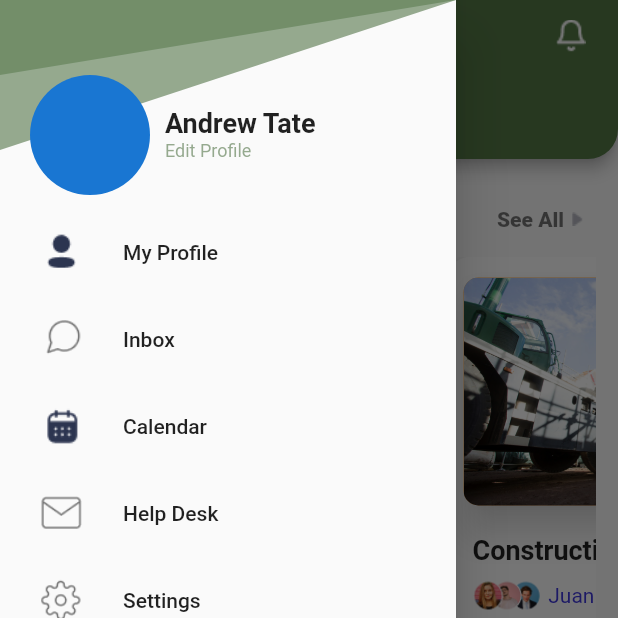
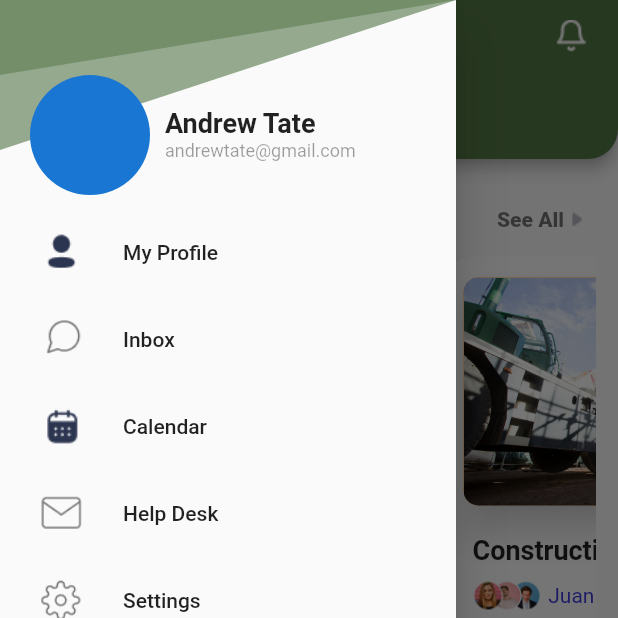
Before and after one commit to zhrssh/unicon-app, a Flutter app: the Dashboard screen opened directly, with the side drawer open, on a phone screen of 412 x 824 dp, the top half of it. Run offline on Flutter 3.47's test engine with Material 2 defaults, Android fonts, the light colour scheme and no system bars.

Commit message:
Minor fixes

```diff
--- a/unicon/lib/constants/navigation_drawer.dart
+++ b/unicon/lib/constants/navigation_drawer.dart
@@ -2,8 +2,8 @@ import 'package:flutter/material.dart';
 import 'navigation_routes.dart';
 import 'top_bottom_clippings.dart';
 
-class NavigationDrawer extends StatelessWidget {
-  const NavigationDrawer({super.key});
+class CustomNavigationDrawer extends StatelessWidget {
+  const CustomNavigationDrawer({super.key});
 
   @override
   Widget build(BuildContext context) => Drawer(
@@ -83,12 +83,11 @@ class NavigationDrawer extends StatelessWidget {
                             height: 15,
                             width: 150,
                             child: Text(
-                              "Edit Profile",
-                              style: TextStyle(
-                                  fontSize: 12,
-                                  color: Color.fromARGB(150, 78, 112, 67)
-                                  // fontWeight: FontWeight.bold,
-                                  ),
+                              "andrewtate@gmail.com",
+                              style:
+                                  TextStyle(fontSize: 12, color: Colors.black38
+                                      // fontWeight: FontWeight.bold,
+                                      ),
                             ),
                           ),
                         ),
--- a/unicon/lib/constants/navigation_routes.dart
+++ b/unicon/lib/constants/navigation_routes.dart
@@ -1,7 +1,7 @@
 import 'package:flutter/material.dart';
 import '../views/calendar.dart';
 import '../views/home.dart';
-import '../views/homepage.dart';
+import '../views/dashboard.dart';
 import '../views/location.dart';
 import '../views/login.dart';
 import '../views/profile.dart';
--- a/unicon/lib/views/homepage.dart
+++ b/unicon/lib/views/dashboard.dart
@@ -81,7 +81,7 @@ class _DashboardState extends State<Dashboard> {
             ),
           ),
           backgroundColor: Colors.grey[50],
-          drawer: const NavigationDrawer(),
+          drawer: const CustomNavigationDrawer(),
           body: Padding(
             padding: const EdgeInsets.symmetric(
               vertical: 15.0,
--- a/unicon/lib/views/home.dart
+++ b/unicon/lib/views/home.dart
@@ -1,7 +1,7 @@
 import 'package:flutter/material.dart';
 
 import 'calendar.dart';
-import 'homepage.dart';
+import 'dashboard.dart';
 import 'location.dart';
 import 'profile.dart';
 
```
Also changed, not shown: unicon/lib/views/settings.dart (+9 -9 lines).
